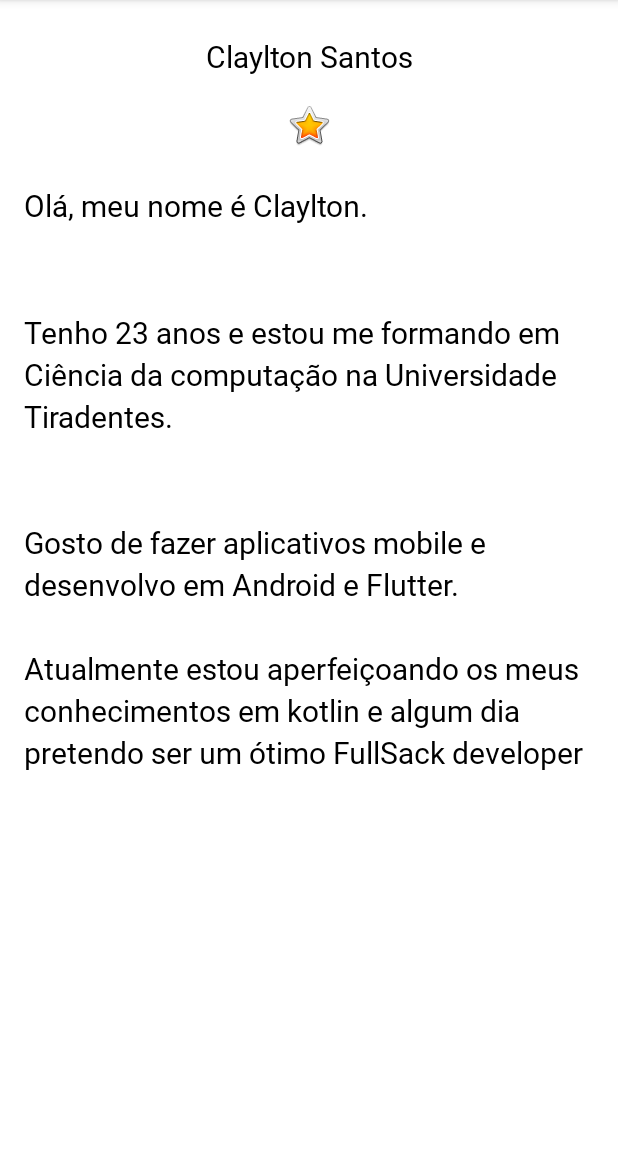
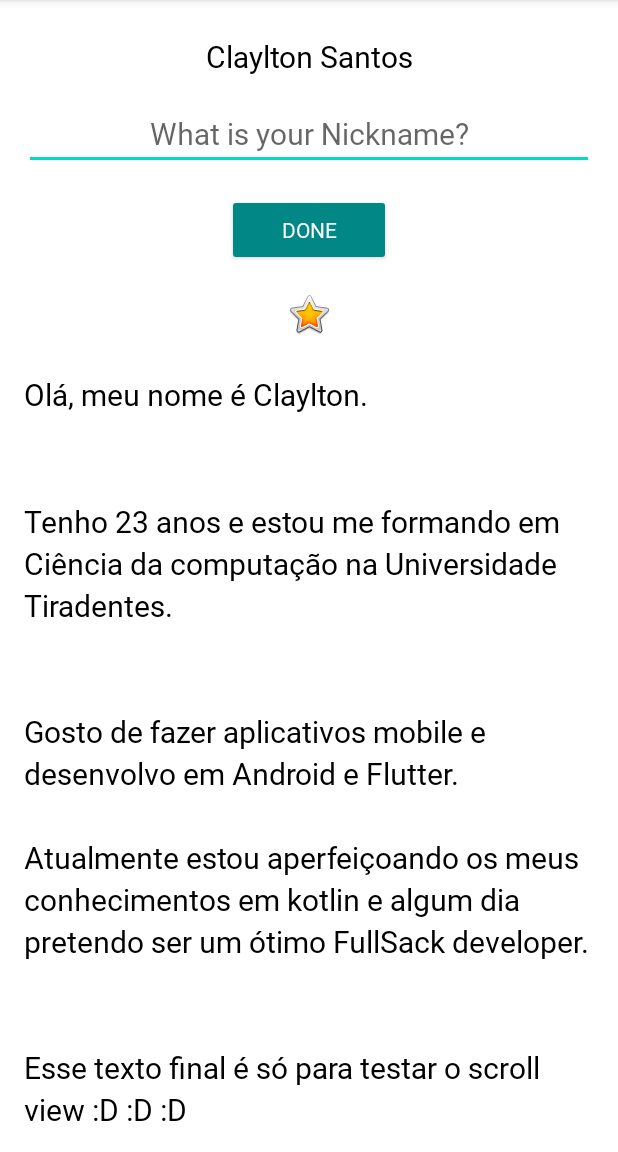
Before and after one commit to claylton/About-Me, an Android app: the screen it shows after launch (MainActivity), on a phone screen of 412 x 824 dp, the part 84-1236 px from its top. Run offline under Robolectric (Android 15) with nearby library versions, the phone set to English and light mode, and no system bars.

Commit message:
Finalizando layout do app
Adicionando edit text

Adicionando botão

Adicionando funcionalidade de inserir um nickname

```diff
--- a/app/src/main/java/com/example/aboutme/MainActivity.kt
+++ b/app/src/main/java/com/example/aboutme/MainActivity.kt
@@ -1,11 +1,37 @@
 package com.example.aboutme
 
+import android.content.Context
 import androidx.appcompat.app.AppCompatActivity
 import android.os.Bundle
+import android.view.View
+import android.view.inputmethod.InputMethodManager
+import android.widget.Button
+import android.widget.EditText
+import android.widget.TextView
 
 class MainActivity : AppCompatActivity() {
     override fun onCreate(savedInstanceState: Bundle?) {
         super.onCreate(savedInstanceState)
         setContentView(R.layout.activity_main)
+
+        findViewById<Button>(R.id.done_button).setOnClickListener {
+            addNickNameButton(it)
+        }
+    }
+
+    fun addNickNameButton(view: View){
+        val nickEdit = findViewById<EditText>(R.id.nickname_edit)
+        val nickText = findViewById<TextView>(R.id.nickname_text)
+
+        nickText.text = nickEdit.text
+
+        nickEdit.visibility = View.GONE
+        view.visibility = View.GONE
+
+        nickText.visibility = View.VISIBLE
+
+        //Hide the keyboard (Esconde o teclado após adicionar o nome)
+        val imm = getSystemService(Context.INPUT_METHOD_SERVICE) as InputMethodManager
+        imm.hideSoftInputFromWindow(view.windowToken, 0)
     }
 }
--- a/app/src/main/res/layout/activity_main.xml
+++ b/app/src/main/res/layout/activity_main.xml
@@ -14,6 +14,34 @@
         android:layout_height="wrap_content"
         android:text="@string/name"
         android:textAlignment="center" />
+
+    <EditText
+        android:id="@+id/nickname_edit"
+        style="@style/NameStyle"
+        android:layout_width="match_parent"
+        android:layout_height="wrap_content"
+        android:ems="10"
+        android:hint="@string/what_is_your_nickname"
+        android:inputType="textPersonName"
+        android:textAlignment="center" />
+
+    <Button
+        android:id="@+id/done_button"
+        style="@style/Widget.AppCompat.Button.Colored"
+        android:layout_width="109dp"
+        android:layout_height="wrap_content"
+        android:layout_gravity="center_horizontal"
+        android:layout_marginTop="@dimen/layout_margin"
+        android:fontFamily="@font/roboto"
+        android:text="@string/done" />
+
+    <TextView
+        android:id="@+id/nickname_text"
+        style="@style/NameStyle"
+        android:layout_width="match_parent"
+        android:layout_height="wrap_content"
+        android:textAlignment="center"
+        android:visibility="gone" />
 
     <ImageView
         android:id="@+id/star_image"
--- a/app/src/main/res/values/colors.xml
+++ b/app/src/main/res/values/colors.xml
@@ -7,4 +7,5 @@
     <color name="teal_700">#FF018786</color>
     <color name="black">#FF000000</color>
     <color name="white">#FFFFFFFF</color>
+    <color name="colorAccent">#76BF5E</color>
 </resources>
--- a/app/src/main/res/values/strings.xml
+++ b/app/src/main/res/values/strings.xml
@@ -6,6 +6,9 @@
     <string name="bio">"Olá, meu nome é Claylton.
         \n\nTenho 23 anos e estou me formando em Ciência da computação na Universidade Tiradentes.
         \n\nGosto de fazer aplicativos mobile e desenvolvo em Android e Flutter.
-        \nAtualmente estou aperfeiçoando os meus conhecimentos em kotlin e algum dia pretendo ser um ótimo FullSack developer
+        \nAtualmente estou aperfeiçoando os meus conhecimentos em kotlin e algum dia pretendo ser um ótimo FullSack developer.
+        \n\nEsse texto final é só para testar o scroll view :D :D :D\n\n\n
     </string>
+    <string name="what_is_your_nickname">What is your Nickname?</string>
+    <string name="done">Done</string>
 </resources>
```
